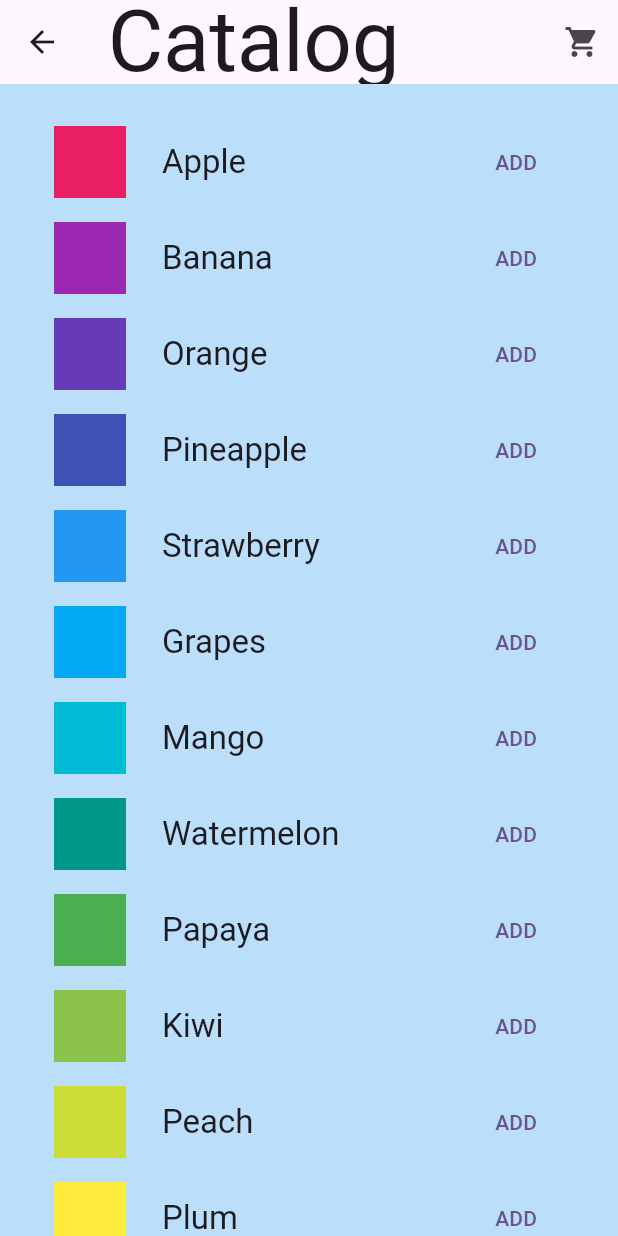
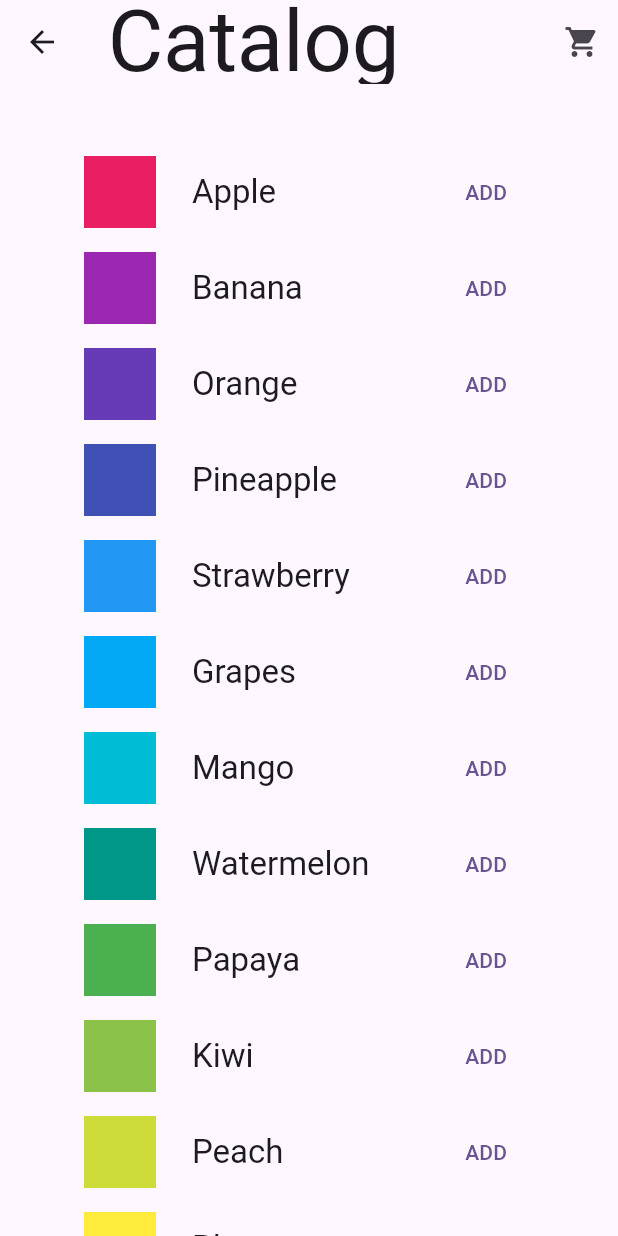
Before and after one commit to hasan-alalash/training_example, a Flutter app: the MyCatalog screen opened directly, on a phone screen of 412 x 824 dp. Run offline on Flutter 3.47's test engine with Material 3 defaults, Android fonts, the phone set to English and light mode, and no system bars.

Commit message:
change padding and background color

```diff
--- a/lib/screens/catalog.dart
+++ b/lib/screens/catalog.dart
@@ -17,10 +17,10 @@ class MyCatalog extends StatelessWidget {
   Widget build(BuildContext context) {
     /// ToDo build list view of _MyListItem items
     return Scaffold(
-      backgroundColor: Colors.blue[100],
+      backgroundColor: Colors.blue[120],
       appBar: _MyAppBar(),
       body: ListView.builder(
-          padding: EdgeInsets.all(20),
+          padding: EdgeInsets.all(40),
           itemCount: items.length,
           itemBuilder: (context, index) {
             return _MyListItem(items[index]);
```
